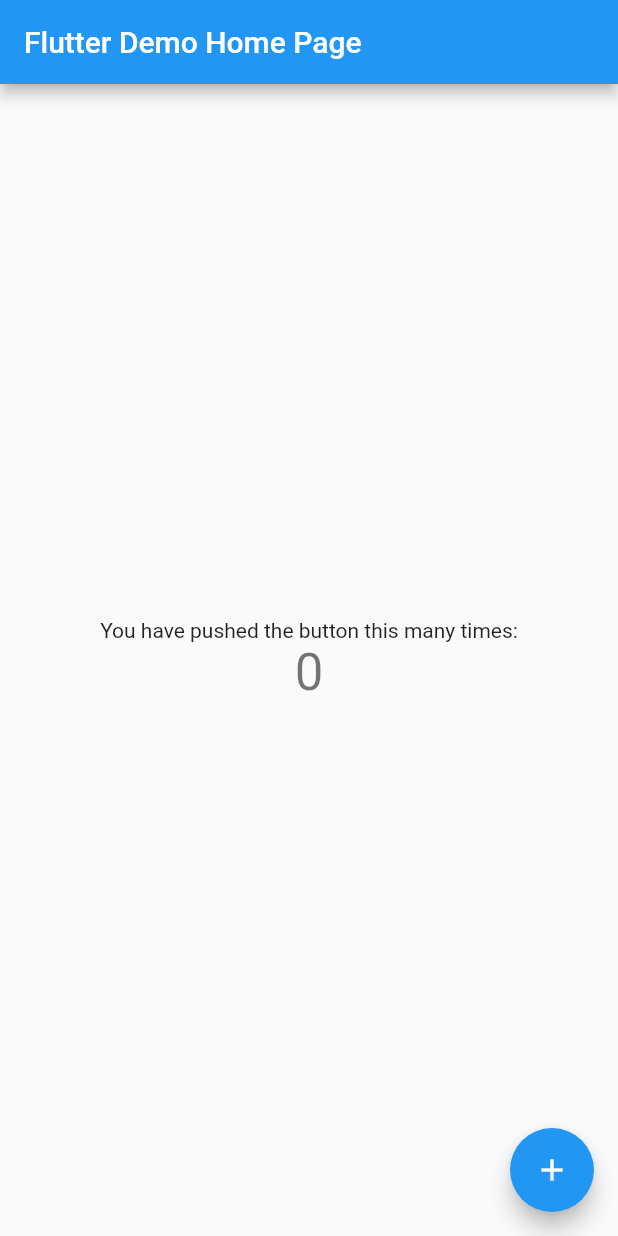
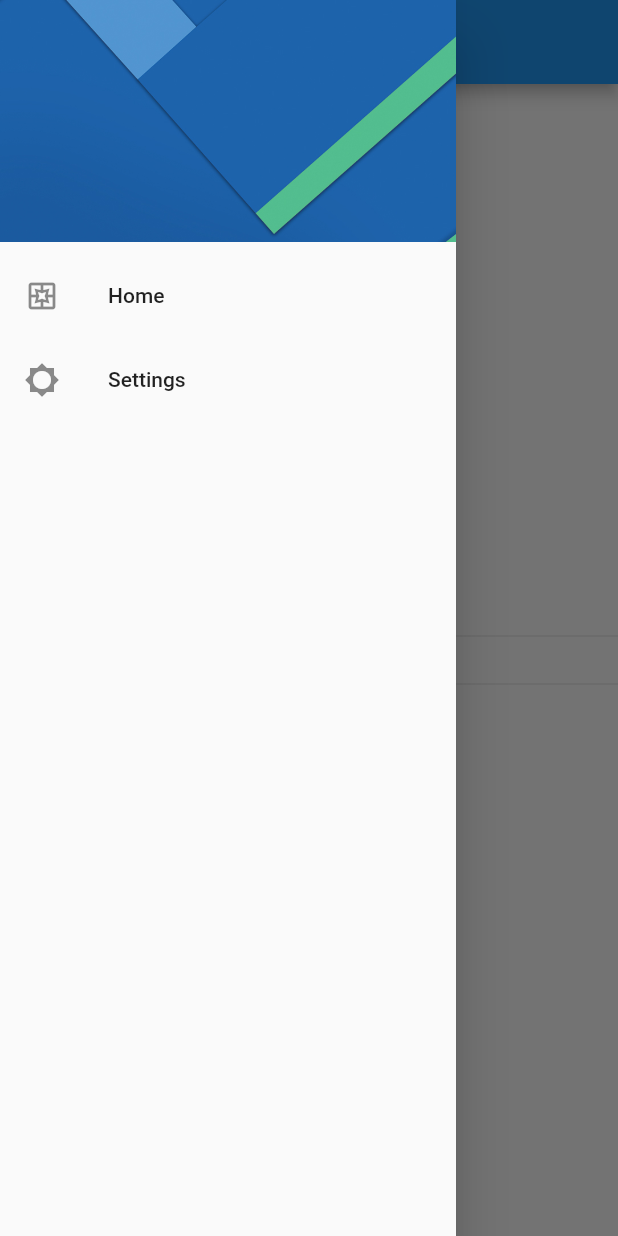
Before and after one commit to jorarmarfin/flutter_preferencias, a Flutter app: the screen it shows after launch, with the side drawer open (before the commit the screen has no drawer), on a phone screen of 412 x 824 dp. Run offline on Flutter 3.47's test engine with Material 2 defaults, Android fonts, the phone set to English and light mode, and no system bars; our stand-ins replace shared_preferences.

Commit message:
Version Final

```diff
--- /dev/null
+++ b/lib/components/components.dart
@@ -0,0 +1 @@
+export 'package:flutter_preferencias/components/side_menu_component.dart';
--- /dev/null
+++ b/lib/components/side_menu_component.dart
@@ -0,0 +1,50 @@
+import 'package:flutter/material.dart';
+import 'package:flutter_preferencias/screens/settings_screen.dart';
+
+class SideMenuComponent extends StatelessWidget {
+  const SideMenuComponent({Key? key}) : super(key: key);
+
+  @override
+  Widget build(BuildContext context) {
+    return Drawer(
+      child: ListView(
+        padding: EdgeInsets.zero,
+        children: [
+          const _DrawerHeader(),
+          ListTile(
+            leading: const Icon(Icons.pages_outlined),
+            title: const Text('Home'),
+            onTap: () {
+              Navigator.pushReplacementNamed(context, 'home');
+            },
+          ),
+          ListTile(
+            leading: const Icon(Icons.brightness_low),
+            title: const Text('Settings'),
+            onTap: () {
+              Navigator.pushReplacementNamed(
+                  context, SettingsScreen.routerName);
+            },
+          )
+        ],
+      ),
+    );
+  }
+}
+
+class _DrawerHeader extends StatelessWidget {
+  const _DrawerHeader({
+    Key? key,
+  }) : super(key: key);
+
+  @override
+  Widget build(BuildContext context) {
+    return DrawerHeader(
+      child: Container(),
+      decoration: const BoxDecoration(
+          image: DecorationImage(
+              fit: BoxFit.cover,
+              image: AssetImage('assets/images/menu-img.jpg'))),
+    );
+  }
+}
--- a/lib/main.dart
+++ b/lib/main.dart
@@ -1,115 +1,26 @@
 import 'package:flutter/material.dart';
+import 'package:flutter_preferencias/preferencias/preferencia.dart';
+import 'package:flutter_preferencias/screens/screens.dart';
 
-void main() {
+void main() async {
+  WidgetsFlutterBinding.ensureInitialized();
+  await Preferencia.init();
   runApp(const MyApp());
 }
 
 class MyApp extends StatelessWidget {
   const MyApp({Key? key}) : super(key: key);
 
-  // This widget is the root of your application.
   @override
   Widget build(BuildContext context) {
     return MaterialApp(
-      title: 'Flutter Demo',
-      theme: ThemeData(
-        // This is the theme of your application.
-        //
-        // Try running your application with "flutter run". You'll see the
-        // application has a blue toolbar. Then, without quitting the app, try
-        // changing the primarySwatch below to Colors.green and then invoke
-        // "hot reload" (press "r" in the console where you ran "flutter run",
-        // or simply save your changes to "hot reload" in a Flutter IDE).
-        // Notice that the counter didn't reset back to zero; the application
-        // is not restarted.
-        primarySwatch: Colors.blue,
-      ),
-      home: const MyHomePage(title: 'Flutter Demo Home Page'),
+      title: 'Material App',
+      initialRoute: HomeScreen.routerName,
+      routes: {
+        HomeScreen.routerName: (context) => const HomeScreen(),
+        SettingsScreen.routerName: (context) => const SettingsScreen(),
+      },
+      theme: ThemeData.light(),
     );
   }
 }
-
-class MyHomePage extends StatefulWidget {
-  const MyHomePage({Key? key, required this.title}) : super(key: key);
-
-  // This widget is the home page of your application. It is stateful, meaning
-  // that it has a State object (defined below) that contains fields that affect
-  // how it looks.
-
-  // This class is the configuration for the state. It holds the values (in this
-  // case the title) provided by the parent (in this case the App widget) and
-  // used by the build method of the State. Fields in a Widget subclass are
-  // always marked "final".
-
-  final String title;
-
-  @override
-  State<MyHomePage> createState() => _MyHomePageState();
-}
-
-class _MyHomePageState extends State<MyHomePage> {
-  int _counter = 0;
-
-  void _incrementCounter() {
-    setState(() {
-      // This call to setState tells the Flutter framework that something has
-      // changed in this State, which causes it to rerun the build method below
-      // so that the display can reflect the updated values. If we changed
-      // _counter without calling setState(), then the build method would not be
-      // called again, and so nothing would appear to happen.
-      _counter++;
-    });
-  }
-
-  @override
-  Widget build(BuildContext context) {
-    // This method is rerun every time setState is called, for instance as done
-    // by the _incrementCounter method above.
-    //
-    // The Flutter framework has been optimized to make rerunning build methods
-    // fast, so that you can just rebuild anything that needs updating rather
-    // than having to individually change instances of widgets.
-    return Scaffold(
-      appBar: AppBar(
-        // Here we take the value from the MyHomePage object that was created by
-        // the App.build method, and use it to set our appbar title.
-        title: Text(widget.title),
-      ),
-      body: Center(
-        // Center is a layout widget. It takes a single child and positions it
-        // in the middle of the parent.
-        child: Column(
-          // Column is also a layout widget. It takes a list of children and
-          // arranges them vertically. By default, it sizes itself to fit its
-          // children horizontally, and tries to be as tall as its parent.
-          //
-          // Invoke "debug painting" (press "p" in the console, choose the
-          // "Toggle Debug Paint" action from the Flutter Inspector in Android
-          // Studio, or the "Toggle Debug Paint" command in Visual Studio Code)
-          // to see the wireframe for each widget.
-          //
-          // Column has various properties to control how it sizes itself and
-          // how it positions its children. Here we use mainAxisAlignment to
-          // center the children vertically; the main axis here is the vertical
-          // axis because Columns are vertical (the cross axis would be
-          // horizontal).
-          mainAxisAlignment: MainAxisAlignment.center,
-          children: <Widget>[
-            const Text(
-              'You have pushed the button this many times:',
-            ),
-            Text(
-              '$_counter',
-              style: Theme.of(context).textTheme.headline4,
-            ),
-          ],
-        ),
-      ),
-      floatingActionButton: FloatingActionButton(
-        onPressed: _incrementCounter,
-        tooltip: 'Increment',
-        child: const Icon(Icons.add),
-      ), // This trailing comma makes auto-formatting nicer for build methods.
-    );
-  }
-}
--- /dev/null
+++ b/lib/preferencias/preferencia.dart
@@ -0,0 +1,38 @@
+import 'package:shared_preferences/shared_preferences.dart';
+
+class Preferencia {
+  static late SharedPreferences _prefs;
+
+  static String _name = '';
+  static bool _isDarkMode = false;
+  static int _gender = 1;
+
+  static Future init() async {
+    _prefs = await SharedPreferences.getInstance();
+  }
+
+  static String get name {
+    return _prefs.getString('name') ?? _name;
+  }
+
+  static set name(String value) {
+    _name = value;
+    _prefs.setString('name', name);
+  }
+  static bool get isDarkMode {
+    return _prefs.getBool('isDarkMode') ?? _isDarkMode;
+  }
+
+  static set isDarkMode(bool value) {
+    _isDarkMode = value;
+    _prefs.setBool('isDarkMone', value);
+  }
+  static int get gender {
+    return _prefs.getInt('gender') ?? _gender;
+  }
+
+  static set gender(int value) {
+    _gender = value;
+    _prefs.setInt('gender', value);
+  }
+}
--- /dev/null
+++ b/lib/screens/home_screen.dart
@@ -0,0 +1,23 @@
+import 'package:flutter/material.dart';
+import 'package:flutter_preferencias/components/components.dart';
+
+import '../preferencias/preferencia.dart';
+
+class HomeScreen extends StatelessWidget {
+  const HomeScreen({Key? key}) : super(key: key);
+  static String routerName = 'home';
+  @override
+  Widget build(BuildContext context) {
+    return Scaffold(
+      appBar: AppBar(title: const Text('Home')),
+      drawer: const SideMenuComponent(),
+      body: Column(mainAxisAlignment: MainAxisAlignment.center, children: [
+        Text('isDarkmode: ${Preferencia.isDarkMode}'),
+        Divider(),
+        Text('Genero: ${Preferencia.gender}'),
+        Divider(),
+        Text('Nombre de usuario: ${Preferencia.name}')
+      ]),
+    );
+  }
+}
--- /dev/null
+++ b/lib/screens/screens.dart
@@ -0,0 +1,2 @@
+export 'package:flutter_preferencias/screens/home_screen.dart';
+export 'package:flutter_preferencias/screens/settings_screen.dart';
--- a/pubspec.yaml
+++ b/pubspec.yaml
@@ -34,6 +34,7 @@
   # The following adds the Cupertino Icons font to your application.
   # Use with the CupertinoIcons class for iOS style icons.
   cupertino_icons: ^1.0.2
+  shared_preferences: ^2.0.15
 
 dev_dependencies:
   flutter_test:
@@ -58,8 +59,8 @@
   uses-material-design: true
 
   # To add assets to your application, add an assets section, like this:
-  # assets:
-  #   - images/a_dot_burr.jpeg
+  assets:
+    - assets/images/
   #   - images/a_dot_ham.jpeg
 
   # An image asset can refer to one or more resolution-specific "variants", see
```
Also changed, not shown: lib/screens/settings_screen.dart (added, +69 -0 lines), assets/images/menu-img.jpg (added), pubspec.lock, 1 other file.
